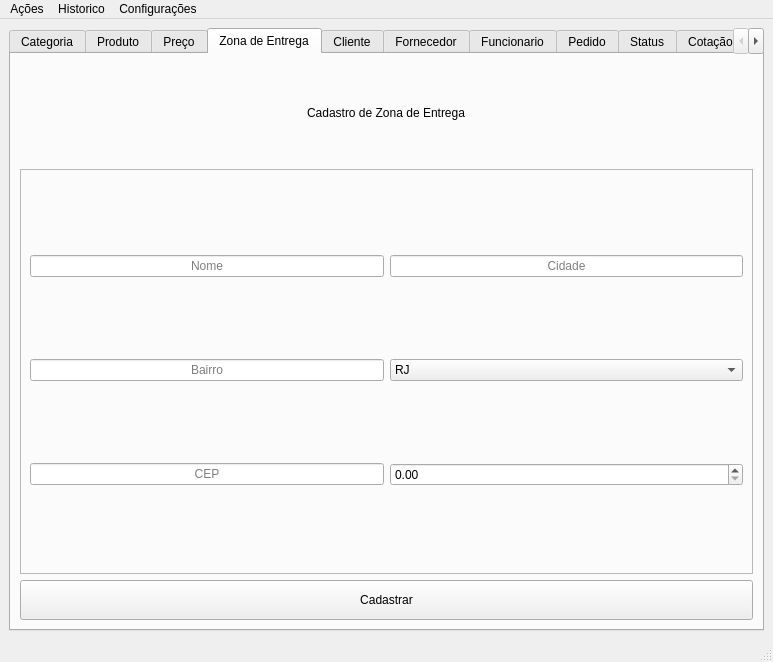
Old version of the form backend/src/qt/views/main.ui in the repository antoniofernandodj/Chickie.
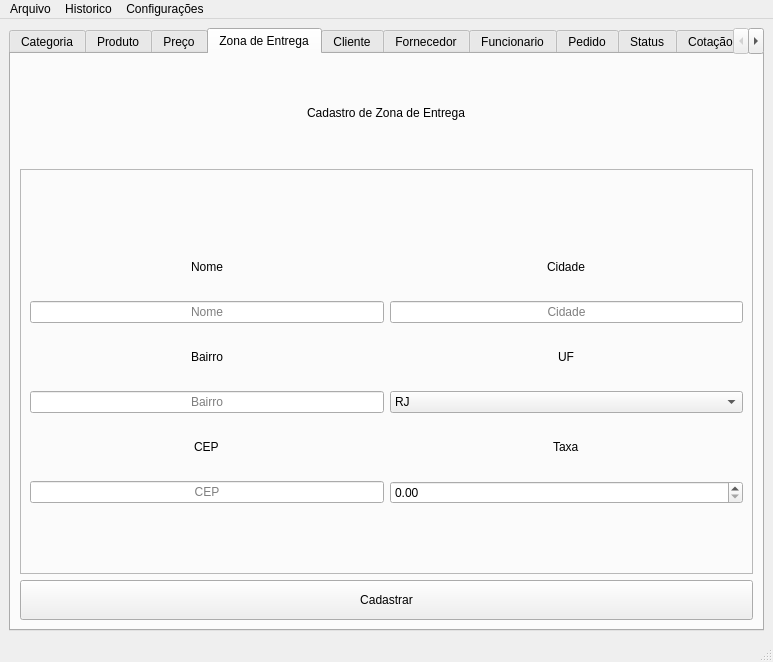
New version of the form. The open tabs and pages were chosen to show the change.

Patch:
```diff
--- a/backend/src/qt/views/main.ui
+++ b/backend/src/qt/views/main.ui
@@ -344,27 +344,7 @@
            <enum>QFrame::Raised</enum>
           </property>
           <layout class="QGridLayout" name="gridLayout_5">
-           <item row="1" column="1">
-            <widget class="QLineEdit" name="lineEditCidadeZonaEntrega">
-             <property name="alignment">
-              <set>Qt::AlignCenter</set>
-             </property>
-             <property name="placeholderText">
-              <string>Cidade</string>
-             </property>
-            </widget>
-           </item>
            <item row="2" column="0">
-            <widget class="QLineEdit" name="lineEditBairroZonaEntrega">
-             <property name="alignment">
-              <set>Qt::AlignCenter</set>
-             </property>
-             <property name="placeholderText">
-              <string>Bairro</string>
-             </property>
-            </widget>
-           </item>
-           <item row="1" column="0">
             <widget class="QLineEdit" name="lineEditNomeZonaEntrega">
              <property name="alignment">
               <set>Qt::AlignCenter</set>
@@ -374,10 +354,37 @@
              </property>
             </widget>
            </item>
-           <item row="3" column="1">
-            <widget class="QDoubleSpinBox" name="doubleSpinBoxTaxaZonaEntrega"/>
+           <item row="1" column="0" alignment="Qt::AlignHCenter">
+            <widget class="QLabel" name="labelNomeZonaEntrega">
+             <property name="text">
+              <string>Nome</string>
+             </property>
+            </widget>
            </item>
-           <item row="3" column="0">
+           <item row="3" column="0" alignment="Qt::AlignHCenter">
+            <widget class="QLabel" name="labelBairroZonaEntrega">
+             <property name="text">
+              <string>Bairro</string>
+             </property>
+            </widget>
+           </item>
+           <item row="0" column="0">
+            <spacer name="verticalSpacer">
+             <property name="orientation">
+              <enum>Qt::Vertical</enum>
+             </property>
+             <property name="sizeType">
+              <enum>QSizePolicy::Fixed</enum>
+             </property>
+             <property name="sizeHint" stdset="0">
+              <size>
+               <width>20</width>
+               <height>60</height>
+              </size>
+             </property>
+            </spacer>
+           </item>
+           <item row="6" column="0">
             <widget class="QLineEdit" name="lineEditCEPZonaEntrega">
              <property name="alignment">
               <set>Qt::AlignCenter</set>
@@ -387,7 +394,7 @@
              </property>
             </widget>
            </item>
-           <item row="2" column="1">
+           <item row="4" column="1">
             <widget class="QComboBox" name="comboBoxUFZonaEntrega">
              <property name="styleSheet">
               <string notr="true"/>
@@ -402,6 +409,73 @@
              </item>
             </widget>
            </item>
+           <item row="5" column="1" alignment="Qt::AlignHCenter">
+            <widget class="QLabel" name="labelTaxaZonaEntrega">
+             <property name="text">
+              <string>Taxa</string>
+             </property>
+            </widget>
+           </item>
+           <item row="4" column="0">
+            <widget class="QLineEdit" name="lineEditBairroZonaEntrega">
+             <property name="alignment">
+              <set>Qt::AlignCenter</set>
+             </property>
+             <property name="placeholderText">
+              <string>Bairro</string>
+             </property>
+            </widget>
+           </item>
+           <item row="2" column="1">
+            <widget class="QLineEdit" name="lineEditCidadeZonaEntrega">
+             <property name="alignment">
+              <set>Qt::AlignCenter</set>
+             </property>
+             <property name="placeholderText">
+              <string>Cidade</string>
+             </property>
+            </widget>
+           </item>
+           <item row="3" column="1" alignment="Qt::AlignHCenter">
+            <widget class="QLabel" name="labelUFZonaEntrega">
+             <property name="text">
+              <string>UF</string>
+             </property>
+            </widget>
+           </item>
+           <item row="5" column="0" alignment="Qt::AlignHCenter">
+            <widget class="QLabel" name="labelCEPZonaEntrega">
+             <property name="text">
+              <string>CEP</string>
+             </property>
+            </widget>
+           </item>
+           <item row="6" column="1">
+            <widget class="QDoubleSpinBox" name="doubleSpinBoxTaxaZonaEntrega"/>
+           </item>
+           <item row="1" column="1" alignment="Qt::AlignHCenter">
+            <widget class="QLabel" name="labelCidadeZonaEntrega">
+             <property name="text">
+              <string>Cidade</string>
+             </property>
+            </widget>
+           </item>
+           <item row="7" column="0">
+            <spacer name="verticalSpacer_2">
+             <property name="orientation">
+              <enum>Qt::Vertical</enum>
+             </property>
+             <property name="sizeType">
+              <enum>QSizePolicy::Fixed</enum>
+             </property>
+             <property name="sizeHint" stdset="0">
+              <size>
+               <width>20</width>
+               <height>60</height>
+              </size>
+             </property>
+            </spacer>
+           </item>
           </layout>
          </widget>
         </item>
@@ -1248,7 +1322,7 @@
    </property>
    <widget class="QMenu" name="menuA_es">
     <property name="title">
-     <string>Ações</string>
+     <string>Arquivo</string>
     </property>
     <addaction name="actionAtualizar"/>
     <addaction name="actionCadastro"/>
```
Left out of the diff: 170 changed lines with no effect on the pictures.
